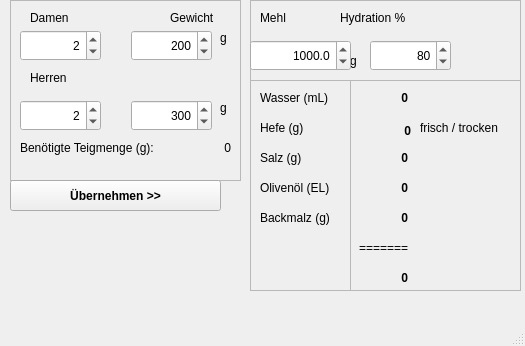
This is pizzagenie.ui in markusmeyerhofer/PizzaGenie as Qt 5 draws it before an edit. The edited form follows.
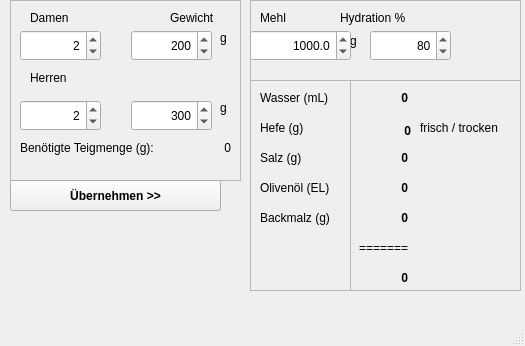
This is the edited form.

Commit message: fixed UI Widget heights

Patch:
```diff
--- a/pizzagenie.ui
+++ b/pizzagenie.ui
@@ -46,7 +46,7 @@
      <property name="geometry">
       <rect>
        <x>100</x>
-       <y>50</y>
+       <y>30</y>
        <width>16</width>
        <height>21</height>
       </rect>
@@ -59,7 +59,7 @@
      <property name="geometry">
       <rect>
        <x>0</x>
-       <y>40</y>
+       <y>30</y>
        <width>101</width>
        <height>31</height>
       </rect>
@@ -81,7 +81,7 @@
      <property name="geometry">
       <rect>
        <x>120</x>
-       <y>40</y>
+       <y>30</y>
        <width>81</width>
        <height>31</height>
       </rect>
```
